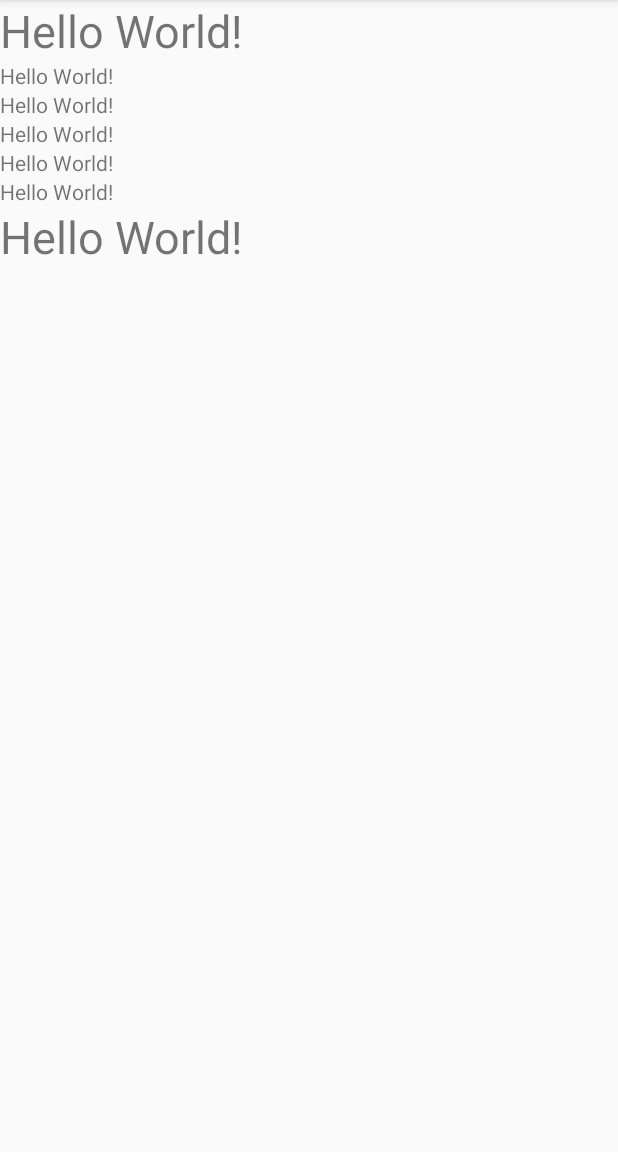
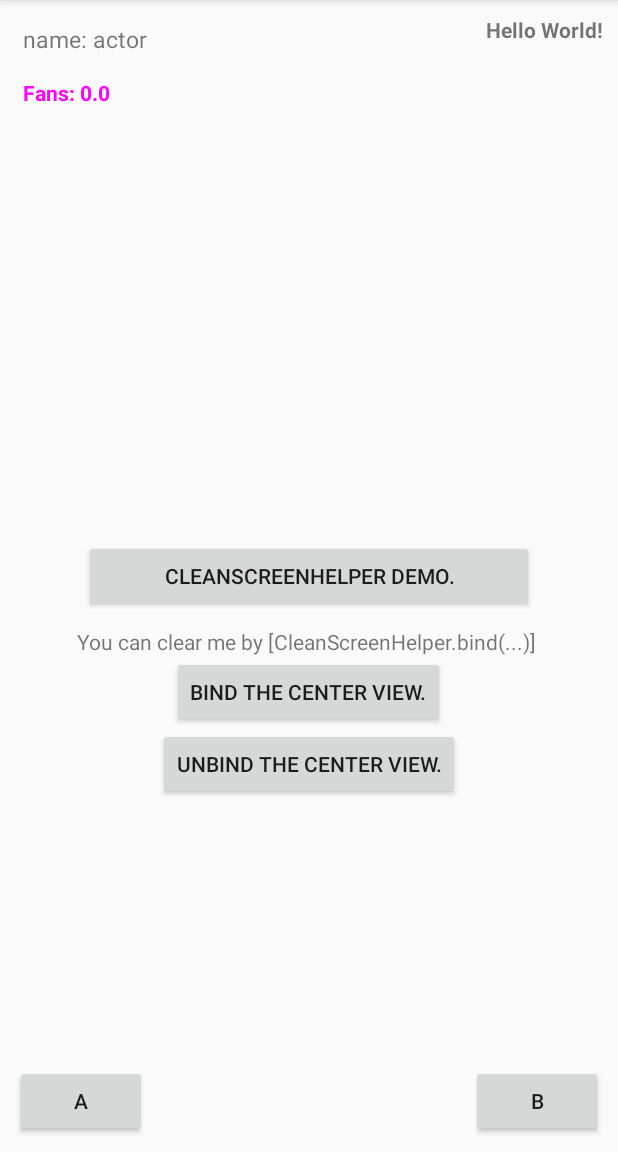
Before and after one commit to Yellow5A5/ClearScreenHelper, an Android app: the screen it shows after launch (SampleFirActivity), on a phone screen of 412 x 824 dp, the part 84-1236 px from its top. Run offline under Robolectric (Android 15) with nearby library versions, the phone set to English and light mode, and no system bars.

Commit message:
Update: the sample.

```diff
--- a/library/src/main/java/yellow5a5/clearscreenhelper/CleanScreenHelper.java
+++ b/library/src/main/java/yellow5a5/clearscreenhelper/CleanScreenHelper.java
@@ -21,6 +21,7 @@ public class CleanScreenHelper {
 
     private LinkedList<View> mClearList;
 
+    @Deprecated
     public CleanScreenHelper(Context context) {
         this(context, null);
     }
--- a/sample/src/main/java/yellow5a5/sample/SampleFirActivity.java
+++ b/sample/src/main/java/yellow5a5/sample/SampleFirActivity.java
@@ -2,56 +2,69 @@ package yellow5a5.sample;
 
 import android.os.Bundle;
 import android.support.v7.app.AppCompatActivity;
-import android.util.Log;
 import android.view.View;
-import android.widget.Scroller;
+import android.widget.Button;
 import android.widget.TextView;
+import android.widget.Toast;
 
 import yellow5a5.clearscreenhelper.CleanScreenHelper;
 import yellow5a5.clearscreenhelper.IClearRootView;
-import yellow5a5.clearscreenhelper.View.LinearRootView;
 import yellow5a5.clearscreenhelper.View.RelativeRootView;
 
 public class SampleFirActivity extends AppCompatActivity {
 
-
-    private TextView tv1;
-    private TextView tv2;
-    private TextView tv3;
-    private TextView tv4;
-    private TextView tv5;
-    private TextView tv6;
-    private TextView tv7;
-    private IClearRootView activitysamplefir;
-
-    private Scroller mScroller;
+    private IClearRootView mClearRootLayout;
     private CleanScreenHelper mCleanScreenHelper;
+    private Button mLeftBottomBtn;
+    private Button mRightBottomBtn;
+    private Button mCenterBtn;
+    private Button mBindBtn;
+    private Button mUnBindBtn;
+    private TextView mRightTopTextV;
+    private TextView mInfoTextV;
+    private TextView mFansTextV;
+    private TextView mShowTextV;
 
     @Override
     protected void onCreate(Bundle savedInstanceState) {
         super.onCreate(savedInstanceState);
         setContentView(R.layout.activity_sample_fir);
-        activitysamplefir = (LinearRootView) findViewById(R.id.activity_sample_fir);
-        mCleanScreenHelper = new CleanScreenHelper(this, activitysamplefir);
+        this.mClearRootLayout = (RelativeRootView) findViewById(R.id.sample_clear_root_layout);
+        this.mBindBtn = (Button) findViewById(R.id.sample_bind_btn);
+        this.mUnBindBtn = (Button) findViewById(R.id.sample_unbind_btn);
+        this.mLeftBottomBtn = (Button) findViewById(R.id.sample_left_bottom_btn);
+        this.mRightBottomBtn = (Button) findViewById(R.id.sample_right_bottom_btn);
+        this.mCenterBtn = (Button) findViewById(R.id.sample_center_btn);
+        this.mRightTopTextV = (TextView) findViewById(R.id.sample_right_top_text);
+        this.mFansTextV = (TextView) findViewById(R.id.sample_person_fans);
+        this.mShowTextV = (TextView) findViewById(R.id.sample_text_show);
+        this.mInfoTextV = (TextView) findViewById(R.id.sample_person_info);
+        mCleanScreenHelper = new CleanScreenHelper(this, mClearRootLayout);
         initView();
-        initPara();
+        initListener();
     }
 
     private void initView() {
-        tv7 = (TextView) findViewById(R.id.tv7);
-        tv6 = (TextView) findViewById(R.id.tv6);
-        tv5 = (TextView) findViewById(R.id.tv5);
-        tv4 = (TextView) findViewById(R.id.tv4);
-        tv3 = (TextView) findViewById(R.id.tv3);
-        tv2 = (TextView) findViewById(R.id.tv2);
-        tv1 = (TextView) findViewById(R.id.tv1);
-        mCleanScreenHelper.bind(tv1);
-        mCleanScreenHelper.bind(tv2);
-        mCleanScreenHelper.bind(tv3, tv4, tv5);
+        mCleanScreenHelper.bind(mLeftBottomBtn, mRightBottomBtn, mRightTopTextV, mFansTextV, mInfoTextV);
     }
 
-    private void initPara() {
-        mScroller = new Scroller(this);
+    private void initListener() {
+        View.OnClickListener listener = new View.OnClickListener() {
+            @Override
+            public void onClick(View view) {
+                if (view.getId() == mBindBtn.getId()) {
+                    mCleanScreenHelper.bind(mShowTextV);
+                    mCleanScreenHelper.bind(mCenterBtn);
+                } else if (view.getId() == mUnBindBtn.getId()) {
+                    mCleanScreenHelper.unbind(mShowTextV);
+                    mCleanScreenHelper.unbind(mCenterBtn);
+                } else if (view.getId() == mCenterBtn.getId()) {
+                    Toast.makeText(SampleFirActivity.this, "Triggers the click event.", Toast.LENGTH_SHORT).show();
+                }
+            }
+        };
+        mBindBtn.setOnClickListener(listener);
+        mUnBindBtn.setOnClickListener(listener);
+        mCenterBtn.setOnClickListener(listener);
     }
-
 }
--- a/sample/src/main/res/layout/activity_sample_fir.xml
+++ b/sample/src/main/res/layout/activity_sample_fir.xml
@@ -1,55 +1,90 @@
 <?xml version="1.0" encoding="utf-8"?>
-<yellow5a5.clearscreenhelper.View.LinearRootView xmlns:android="http://schemas.android.com/apk/res/android"
+<yellow5a5.clearscreenhelper.View.RelativeRootView xmlns:android="http://schemas.android.com/apk/res/android"
     xmlns:tools="http://schemas.android.com/tools"
-    android:id="@+id/activity_sample_fir"
+    android:id="@+id/sample_clear_root_layout"
     android:layout_width="match_parent"
     android:layout_height="match_parent"
     android:orientation="vertical"
     tools:context="yellow5a5.sample.SampleFirActivity">
 
     <TextView
-        android:id="@+id/tv1"
+        android:id="@+id/sample_person_info"
         android:layout_width="wrap_content"
         android:layout_height="wrap_content"
-        android:clickable="true"
-        android:text="Hello World!"
-        android:textSize="30dp" />
+        android:layout_margin="15dp"
+        android:text="name: actor"
+        android:textSize="15sp" />
 
     <TextView
-        android:id="@+id/tv2"
+        android:id="@+id/sample_person_fans"
         android:layout_width="wrap_content"
         android:layout_height="wrap_content"
-        android:text="Hello World!" />
+        android:layout_below="@id/sample_person_info"
+        android:layout_marginLeft="15dp"
+        android:text="Fans: 0.0"
+        android:textColor="#ff00ff"
+        android:textStyle="bold" />
+
+    <Button
+        android:id="@+id/sample_left_bottom_btn"
+        android:layout_width="wrap_content"
+        android:layout_height="wrap_content"
+        android:layout_alignParentBottom="true"
+        android:layout_alignParentLeft="true"
+        android:layout_margin="10dp"
+        android:text="  A  " />
+
+    <Button
+        android:id="@+id/sample_center_btn"
+        android:layout_width="300dp"
+        android:layout_height="wrap_content"
+        android:layout_centerInParent="true"
+        android:text="CleanScreenHelper Demo." />
 
     <TextView
-        android:id="@+id/tv3"
+        android:id="@+id/sample_text_show"
         android:layout_width="wrap_content"
         android:layout_height="wrap_content"
-        android:text="Hello World!" />
+        android:layout_below="@id/sample_center_btn"
+        android:layout_centerHorizontal="true"
+        android:layout_marginTop="10dp"
+        android:text="You can clear me by [CleanScreenHelper.bind(...)] " />
+
+
+    <Button
+        android:id="@+id/sample_right_bottom_btn"
+        android:layout_width="wrap_content"
+        android:layout_height="wrap_content"
+        android:layout_alignParentBottom="true"
+        android:layout_alignParentRight="true"
+        android:layout_margin="10dp"
+        android:text="  B  " />
 
     <TextView
-        android:id="@+id/tv4"
+        android:id="@+id/sample_right_top_text"
         android:layout_width="wrap_content"
         android:layout_height="wrap_content"
-        android:text="Hello World!" />
+        android:layout_alignParentRight="true"
+        android:layout_alignParentTop="true"
+        android:layout_margin="10dp"
+        android:text="Hello World!"
+        android:textStyle="bold" />
 
-    <TextView
-        android:id="@+id/tv5"
+    <Button
+        android:id="@+id/sample_bind_btn"
         android:layout_width="wrap_content"
         android:layout_height="wrap_content"
-        android:text="Hello World!" />
+        android:layout_below="@id/sample_text_show"
+        android:layout_centerHorizontal="true"
+        android:text="Bind the center view." />
 
-    <TextView
-        android:id="@+id/tv6"
+
+    <Button
+        android:id="@+id/sample_unbind_btn"
         android:layout_width="wrap_content"
         android:layout_height="wrap_content"
-        android:text="Hello World!" />
+        android:layout_below="@id/sample_bind_btn"
+        android:layout_centerHorizontal="true"
+        android:text="unbind the center view." />
 
-    <TextView
-        android:id="@+id/tv7"
-        android:layout_width="wrap_content"
-        android:layout_height="wrap_content"
-        android:text="Hello World!"
-        android:textSize="30sp" />
-
-</yellow5a5.clearscreenhelper.View.LinearRootView>
+</yellow5a5.clearscreenhelper.View.RelativeRootView>
```
